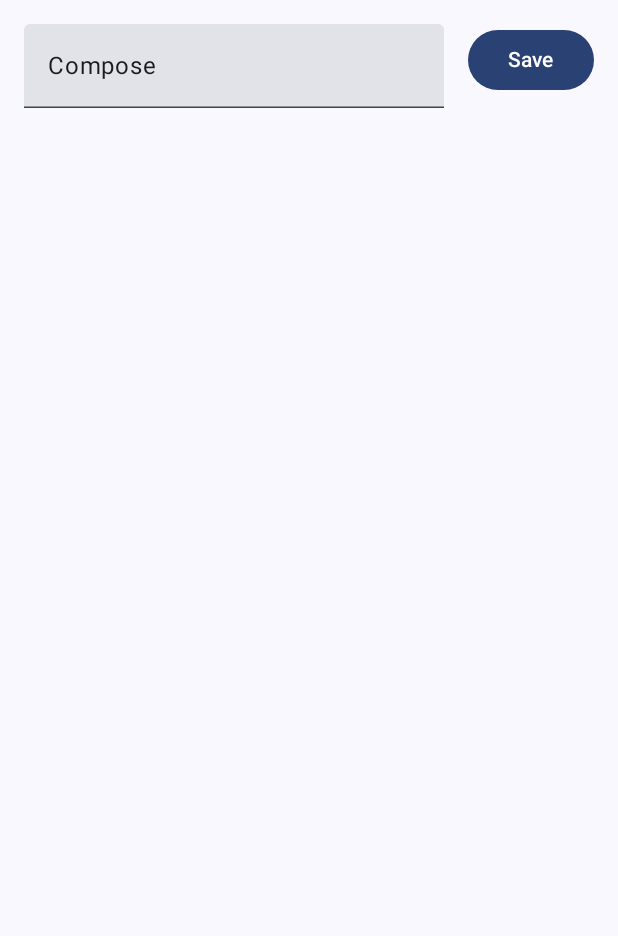
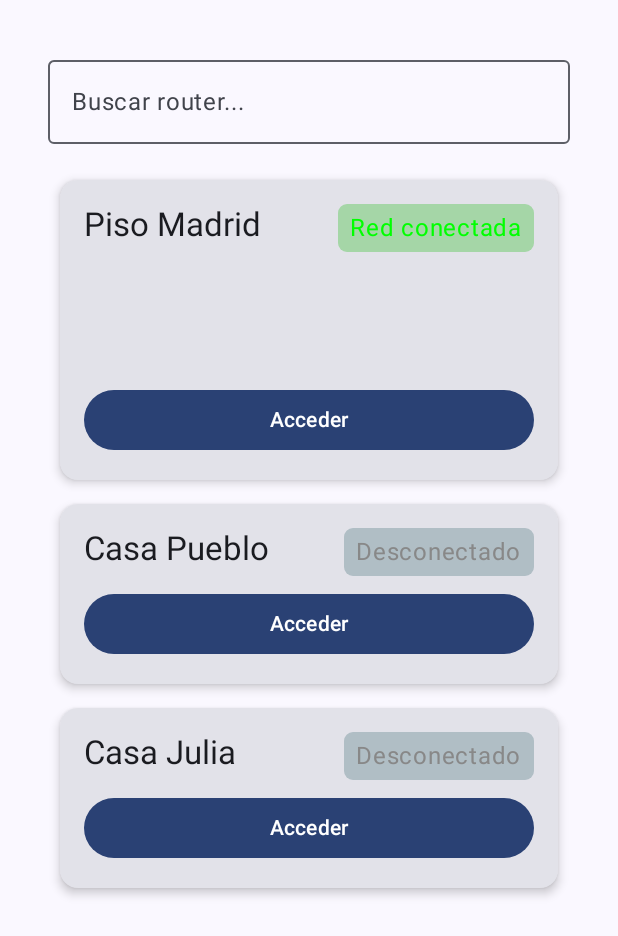
Before and after one commit to LmhRkn/SecureRouter, an Android app built with Jetpack Compose: the screen it shows after launch (MainActivity), on a phone screen of 412 x 824 dp. Shown: the top 936 px of the screen. Run offline under Robolectric (Android 15) with nearby library versions, the light colour scheme and no system bars; our stand-ins replace Dagger/Hilt's generated code, Room's generated code.

Commit message:
Interfaz Actualizada

```diff
--- a/app/src/main/java/com/tfg/securerouter/data/RouterRepository.kt
+++ b/app/src/main/java/com/tfg/securerouter/data/RouterRepository.kt
@@ -17,13 +17,12 @@
 package com.tfg.securerouter.data
 
 import kotlinx.coroutines.flow.Flow
-import kotlinx.coroutines.flow.map
 import com.tfg.securerouter.data.local.database.Router
 import com.tfg.securerouter.data.local.database.RouterDao
 import javax.inject.Inject
 
 interface RouterRepository {
-    val routers: Flow<List<String>>
+    val routers: Flow<List<Router>>
 
     suspend fun add(name: String)
 }
@@ -32,10 +31,11 @@ class DefaultRouterRepository @Inject constructor(
     private val routerDao: RouterDao
 ) : RouterRepository {
 
-    override val routers: Flow<List<String>> =
-        routerDao.getRouters().map { items -> items.map { it.name } }
+    override val routers: Flow<List<Router>> = routerDao.getRouters()
 
     override suspend fun add(name: String) {
-        routerDao.insertRouter(Router(name = name))
+        // Por defecto el router se agrega como desconectado y no VPN
+        val newRouter = Router(name = name, isConnected = false, isVpn = false)
+        routerDao.insertRouter(newRouter)
     }
 }
--- a/app/src/main/java/com/tfg/securerouter/data/di/DataModule.kt
+++ b/app/src/main/java/com/tfg/securerouter/data/di/DataModule.kt
@@ -24,26 +24,47 @@ import kotlinx.coroutines.flow.Flow
 import kotlinx.coroutines.flow.flowOf
 import com.tfg.securerouter.data.RouterRepository
 import com.tfg.securerouter.data.DefaultRouterRepository
+import com.tfg.securerouter.data.local.database.Router
 import javax.inject.Inject
 import javax.inject.Singleton
 
 @Module
 @InstallIn(SingletonComponent::class)
+//interface DataModule {
+//
+//    @Singleton
+//    @Binds
+//    fun bindsRouterRepository(
+//        routerRepository: DefaultRouterRepository
+//    ): RouterRepository
+//}
 interface DataModule {
 
     @Singleton
     @Binds
     fun bindsRouterRepository(
-        routerRepository: DefaultRouterRepository
+        fake: FakeRouterRepository
     ): RouterRepository
+
 }
 
 class FakeRouterRepository @Inject constructor() : RouterRepository {
-    override val routers: Flow<List<String>> = flowOf(fakeRouters)
+    override val routers: Flow<List<Router>> = flowOf(
+        listOf(
+            Router(id = 1, name = "Piso Madrid", isConnected = true, isVpn = false),
+            Router(id = 2, name = "Casa Pueblo", isConnected = false, isVpn = true),
+            Router(id = 3, name = "Casa Julia", isConnected = false, isVpn = true)
+        )
+    )
 
     override suspend fun add(name: String) {
-        throw NotImplementedError()
+        // No-op para que no rompa
     }
 }
 
-val fakeRouters = listOf("One", "Two", "Three")
+
+val fakeRouters = listOf(
+    Router(id = 1, name = "One", isConnected = true, isVpn = false),
+    Router(id = 2, name = "Two", isConnected = false, isVpn = true),
+    Router(id = 3, name = "Three", isConnected = false, isVpn = true)
+)
--- a/app/src/main/java/com/tfg/securerouter/data/local/database/Router.kt
+++ b/app/src/main/java/com/tfg/securerouter/data/local/database/Router.kt
@@ -23,17 +23,17 @@ import androidx.room.PrimaryKey
 import androidx.room.Query
 import kotlinx.coroutines.flow.Flow
 
-@Entity
+@Entity(tableName = "router")
 data class Router(
-    val name: String
-) {
-    @PrimaryKey(autoGenerate = true)
-    var uid: Int = 0
-}
+    @PrimaryKey(autoGenerate = true) val id: Int = 0,
+    val name: String,
+    val isConnected: Boolean = false,
+    val isVpn: Boolean = false
+)
 
 @Dao
 interface RouterDao {
-    @Query("SELECT * FROM router ORDER BY uid DESC LIMIT 10")
+    @Query("SELECT * FROM router ORDER BY id DESC LIMIT 10")
     fun getRouters(): Flow<List<Router>>
 
     @Insert
--- a/app/src/main/java/com/tfg/securerouter/ui/router/RouterScreen.kt
+++ b/app/src/main/java/com/tfg/securerouter/ui/router/RouterScreen.kt
@@ -17,79 +17,98 @@
 package com.tfg.securerouter.ui.router
 
 import com.tfg.securerouter.ui.theme.MyApplicationTheme
-import androidx.compose.foundation.layout.Arrangement
-import androidx.compose.foundation.layout.Column
-import androidx.compose.foundation.layout.Row
-import androidx.compose.foundation.layout.fillMaxWidth
-import androidx.compose.foundation.layout.padding
-import androidx.compose.foundation.layout.width
-import androidx.compose.material3.Button
-import androidx.compose.material3.Text
-import androidx.compose.material3.TextField
-import androidx.compose.runtime.Composable
-import androidx.compose.runtime.getValue
-import androidx.compose.runtime.mutableStateOf
-import androidx.compose.runtime.remember
-import androidx.compose.runtime.setValue
+import androidx.compose.foundation.layout.*
+import androidx.compose.foundation.rememberScrollState
+import androidx.compose.foundation.verticalScroll
+import androidx.compose.material3.*
+import androidx.compose.runtime.*
 import androidx.compose.ui.Modifier
 import androidx.compose.ui.tooling.preview.Preview
 import androidx.compose.ui.unit.dp
 import androidx.hilt.navigation.compose.hiltViewModel
 import androidx.lifecycle.compose.collectAsStateWithLifecycle
+import com.tfg.securerouter.ui.router.model.RouterUIModel
 
 @Composable
 fun RouterScreen(modifier: Modifier = Modifier, viewModel: RouterViewModel = hiltViewModel()) {
-    val items by viewModel.uiState.collectAsStateWithLifecycle()
-    if (items is RouterUiState.Success) {
+    val uiState by viewModel.uiState.collectAsStateWithLifecycle()
+
+    when (uiState) {
+        is RouterUiState.Loading -> CircularProgressIndicator()
+        is RouterUiState.Error -> Text("Error cargando routers")
+        is RouterUiState.Success -> {
+            val routers = (uiState as RouterUiState.Success).data
             RouterScreen(
-            items = (items as RouterUiState.Success).data,
+                items = routers,
                 onSave = viewModel::addRouter,
                 modifier = modifier
             )
         }
     }
+}
 
 @Composable
 internal fun RouterScreen(
-    items: List<String>,
+    items: List<RouterUIModel>,
     onSave: (name: String) -> Unit,
     modifier: Modifier = Modifier
 ) {
-    Column(modifier) {
-        var nameRouter by remember { mutableStateOf("Compose") }
-        Row(
-            modifier = Modifier.fillMaxWidth().padding(bottom = 24.dp),
-            horizontalArrangement = Arrangement.spacedBy(16.dp)
+    var nameRouter by remember { mutableStateOf("") }
+    var searchQuery by remember { mutableStateOf("") }
+
+    // Filtrar por búsqueda
+    val filteredItems = items.filter {
+        it.name.contains(searchQuery, ignoreCase = true)
+    }
+
+    val (mainRouter, vpnRouters) = filteredItems.partition { !it.isVpn }
+
+    Column(
+        modifier = modifier
+            .padding(16.dp)
+            .verticalScroll(rememberScrollState())
     ) {
-            TextField(
-                value = nameRouter,
-                onValueChange = { nameRouter = it }
+        // Campo de búsqueda
+        OutlinedTextField(
+            value = searchQuery,
+            onValueChange = { searchQuery = it },
+            label = { Text("Buscar router...") },
+            modifier = Modifier
+                .fillMaxWidth()
+                .padding(bottom = 16.dp)
         )
 
-            Button(modifier = Modifier.width(96.dp), onClick = { onSave(nameRouter) }) {
-                Text("Save")
+        // Router principal (si existe)
+        mainRouter.firstOrNull()?.let {
+            RouterCard(router = it, isMain = true)
         }
+
+        // Routers VPN
+        vpnRouters.forEach {
+            RouterCard(router = it, isMain = false)
         }
-        items.forEach {
-            Text("Saved item: $it")
+
+        // Si no hay coincidencias
+        if (filteredItems.isEmpty()) {
+            Text("No se encontraron routers con ese nombre.", style = MaterialTheme.typography.bodyMedium)
         }
     }
 }
 
-// Previews
 
-@Preview(showBackground = true)
+@Preview(showBackground = true, widthDp = 400)
 @Composable
-private fun DefaultPreview() {
+fun PreviewRouterScreen() {
+    val fakeData = listOf(
+        RouterUIModel(1, "Piso Madrid", isConnected = true, isVpn = false),
+        RouterUIModel(2, "Casa Pueblo", isConnected = false, isVpn = true),
+        RouterUIModel(3, "Casa Julia", isConnected = false, isVpn = true)
+    )
+
     MyApplicationTheme {
-        RouterScreen(listOf("Compose", "Room", "Kotlin"), onSave = {})
+        RouterScreen(
+            items = fakeData,
+            onSave = {}
+        )
     }
 }
-
-@Preview(showBackground = true, widthDp = 480)
-@Composable
-private fun PortraitPreview() {
-    MyApplicationTheme {
-        RouterScreen(listOf("Compose", "Room", "Kotlin"), onSave = {})
-    }
-}
--- a/app/src/main/java/com/tfg/securerouter/ui/router/RouterViewModel.kt
+++ b/app/src/main/java/com/tfg/securerouter/ui/router/RouterViewModel.kt
@@ -18,18 +18,13 @@ package com.tfg.securerouter.ui.router
 
 import androidx.lifecycle.ViewModel
 import androidx.lifecycle.viewModelScope
+import com.tfg.securerouter.data.RouterRepository
+import com.tfg.securerouter.data.local.database.Router
 import dagger.hilt.android.lifecycle.HiltViewModel
-import kotlinx.coroutines.flow.SharingStarted
-import kotlinx.coroutines.flow.StateFlow
-import kotlinx.coroutines.flow.catch
-import kotlinx.coroutines.flow.map
-import kotlinx.coroutines.flow.stateIn
+import kotlinx.coroutines.flow.*
 import kotlinx.coroutines.launch
-import com.tfg.securerouter.data.RouterRepository
-import com.tfg.securerouter.ui.router.RouterUiState.Error
-import com.tfg.securerouter.ui.router.RouterUiState.Loading
-import com.tfg.securerouter.ui.router.RouterUiState.Success
 import javax.inject.Inject
+import com.tfg.securerouter.ui.router.model.RouterUIModel
 
 @HiltViewModel
 class RouterViewModel @Inject constructor(
@@ -37,9 +32,21 @@ class RouterViewModel @Inject constructor(
 ) : ViewModel() {
 
     val uiState: StateFlow<RouterUiState> = routerRepository
-        .routers.map<List<String>, RouterUiState>(::Success)
-        .catch { emit(Error(it)) }
-        .stateIn(viewModelScope, SharingStarted.WhileSubscribed(5000), Loading)
+        .routers
+        .map<List<Router>, RouterUiState> { list ->
+            RouterUiState.Success(
+                list.map {
+                    RouterUIModel(
+                        id = it.id,
+                        name = it.name,
+                        isConnected = it.isConnected,
+                        isVpn = it.isVpn
+                    )
+                }
+            )
+        }
+        .catch { emit(RouterUiState.Error(it)) }
+        .stateIn(viewModelScope, SharingStarted.WhileSubscribed(5000), RouterUiState.Loading)
 
     fun addRouter(name: String) {
         viewModelScope.launch {
@@ -51,5 +58,5 @@ class RouterViewModel @Inject constructor(
 sealed interface RouterUiState {
     object Loading : RouterUiState
     data class Error(val throwable: Throwable) : RouterUiState
-    data class Success(val data: List<String>) : RouterUiState
+    data class Success(val data: List<RouterUIModel>) : RouterUiState
 }
--- /dev/null
+++ b/app/src/main/java/com/tfg/securerouter/ui/router/components/RouterCard.kt
@@ -0,0 +1,57 @@
+package com.tfg.securerouter.ui.router
+
+import androidx.compose.foundation.background
+import androidx.compose.foundation.layout.*
+import androidx.compose.foundation.shape.RoundedCornerShape
+import androidx.compose.material3.*
+import androidx.compose.runtime.Composable
+import androidx.compose.ui.Modifier
+import androidx.compose.ui.graphics.Color
+import androidx.compose.ui.unit.dp
+import com.tfg.securerouter.ui.router.model.RouterUIModel
+
+@Composable
+fun RouterCard(router: RouterUIModel, isMain: Boolean) {
+    Card(
+        modifier = Modifier
+            .padding(8.dp)
+            .fillMaxWidth()
+            .height(if (isMain) 200.dp else 120.dp),
+        elevation = CardDefaults.cardElevation(4.dp)
+    ) {
+        Column(
+            modifier = Modifier
+                .fillMaxSize()
+                .padding(16.dp),
+            verticalArrangement = Arrangement.SpaceBetween
+        ) {
+            Row(
+                modifier = Modifier.fillMaxWidth(),
+                horizontalArrangement = Arrangement.SpaceBetween
+            ) {
+                Text(
+                    text = router.name,
+                    style = MaterialTheme.typography.titleLarge
+                )
+
+                Text(
+                    text = if (router.isConnected) "Red conectada" else "Desconectado",
+                    color = if (router.isConnected) Color.Green else Color.Gray,
+                    modifier = Modifier
+                        .background(
+                            color = if (router.isConnected) Color(0xFFA5D6A7) else Color(0xFFB0BEC5),
+                            shape = RoundedCornerShape(6.dp)
+                        )
+                        .padding(horizontal = 8.dp, vertical = 4.dp)
+                )
+            }
+
+            Button(
+                onClick = { /* TODO: lógica de acceso */ },
+                modifier = Modifier.fillMaxWidth()
+            ) {
+                Text("Acceder")
+            }
+        }
+    }
+}
--- /dev/null
+++ b/app/src/main/java/com/tfg/securerouter/ui/router/model/RouterUIModel.kt
@@ -0,0 +1,8 @@
+package com.tfg.securerouter.ui.router.model
+
+data class RouterUIModel(
+    val id: Int,
+    val name: String,
+    val isConnected: Boolean,
+    val isVpn: Boolean
+)
--- /dev/null
+++ b/app/src/main/java/com/tfg/securerouter/ui/router/state/RouterUiState.kt
@@ -0,0 +1,9 @@
+package com.tfg.securerouter.ui.router.state
+
+import com.tfg.securerouter.ui.router.model.RouterUIModel
+
+sealed interface RouterUiState {
+    object Loading : RouterUiState // La app está cargando datos
+    data class Error(val throwable: Throwable) : RouterUiState // Algo falló
+    data class Success(val data: List<RouterUIModel>) : RouterUiState // Datos cargados con éxito
+}
```
Also changed, not shown: 1 other file. Lines whose indentation alone changed are shown as unchanged.
